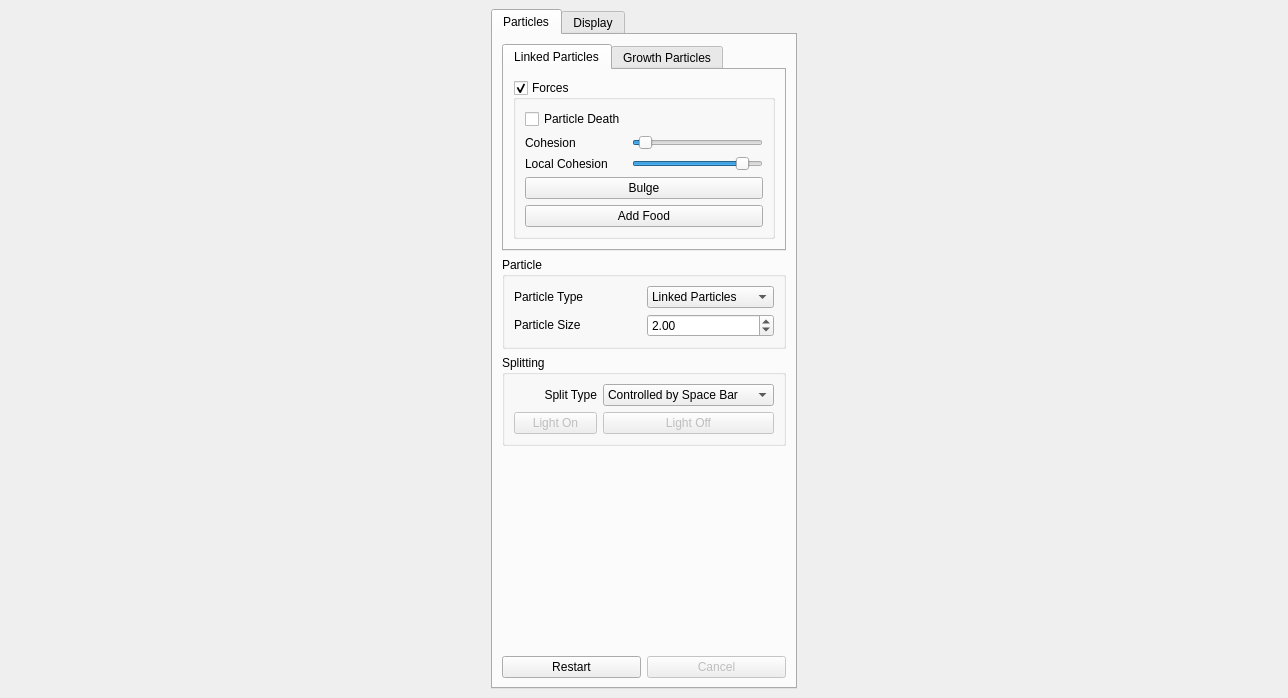
This is ui/GUI.ui in eulersson/CellGrowth as Qt 5 draws it before an edit. The edited form follows.
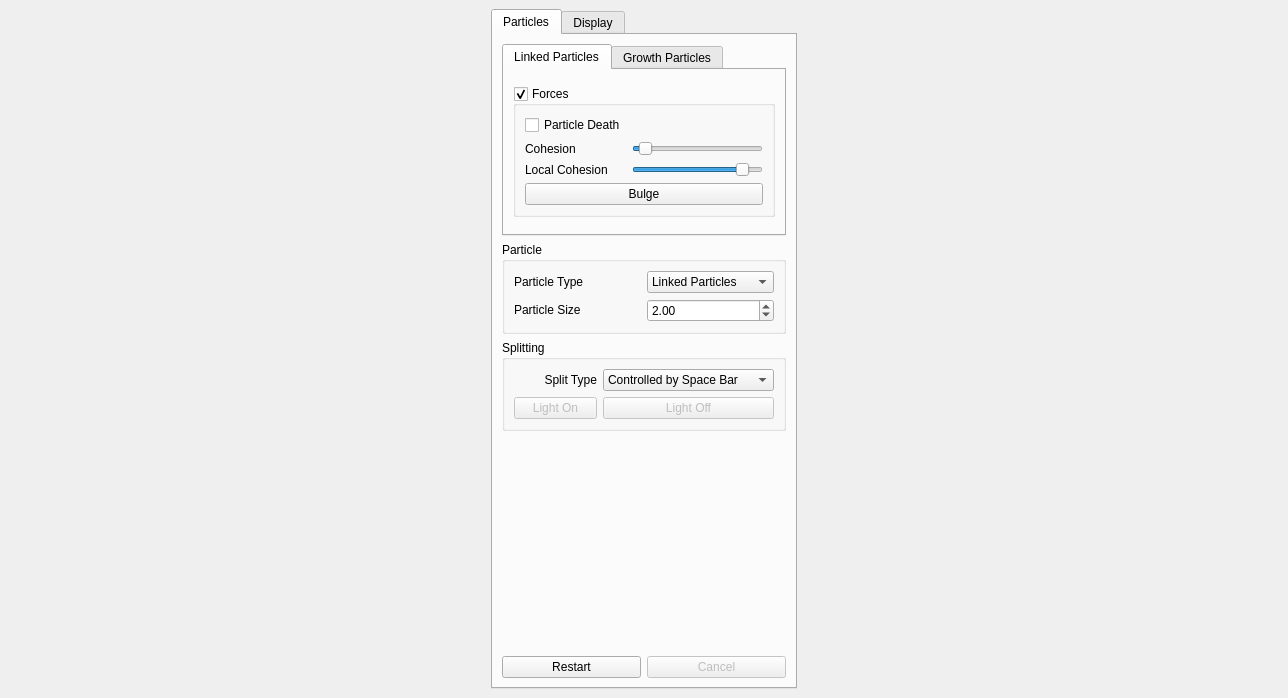
This is the edited form.

Commit message: Removing add food button

The edit to the form file:
```diff
--- a/ui/GUI.ui
+++ b/ui/GUI.ui
@@ -162,13 +162,6 @@
                      </property>
                     </widget>
                    </item>
-                   <item row="4" column="0" colspan="2">
-                    <widget class="QPushButton" name="m_LP_addFood">
-                     <property name="text">
-                      <string>Add Food</string>
-                     </property>
-                    </widget>
-                   </item>
                   </layout>
                  </widget>
                 </item>
```
The commit also changes 8 other files.
